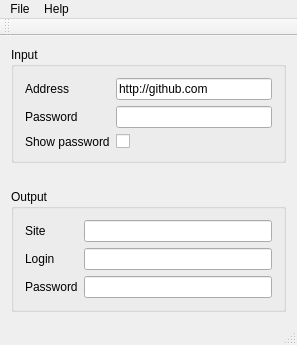
This is mainwindow.ui in vtyulb/RuPass as Qt 5 draws it before an edit. The edited form follows.
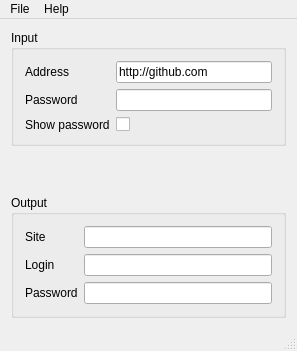
This is the edited form.

```diff
--- a/mainwindow.ui
+++ b/mainwindow.ui
@@ -7,7 +7,7 @@
     <x>0</x>
     <y>0</y>
     <width>297</width>
-    <height>326</height>
+    <height>351</height>
    </rect>
   </property>
   <property name="windowTitle">
@@ -148,14 +148,6 @@
    <addaction name="menuFile"/>
    <addaction name="menuHelp"/>
   </widget>
-  <widget class="QToolBar" name="mainToolBar">
-   <attribute name="toolBarArea">
-    <enum>TopToolBarArea</enum>
-   </attribute>
-   <attribute name="toolBarBreak">
-    <bool>false</bool>
-   </attribute>
-  </widget>
   <widget class="QStatusBar" name="statusBar"/>
   <action name="actionAbout">
    <property name="text">
```
